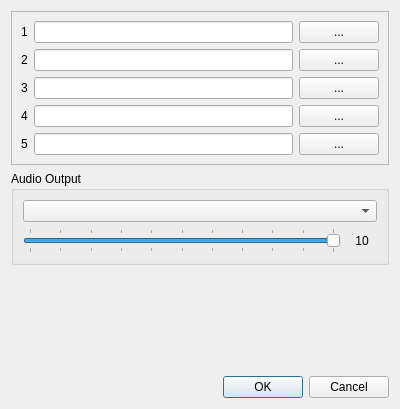
This is dialogvoicekeyer.ui in PianetaRadio/CatRadio as Qt 5 draws it before an edit. The edited form follows.
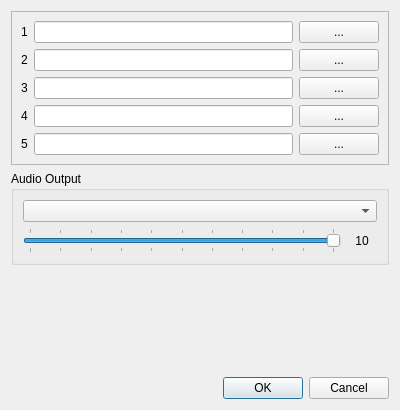
This is the edited form.

Patch:
```diff
--- a/dialogvoicekeyer.ui
+++ b/dialogvoicekeyer.ui
@@ -7,7 +7,7 @@
     <x>0</x>
     <y>0</y>
     <width>400</width>
-    <height>409</height>
+    <height>410</height>
    </rect>
   </property>
   <property name="windowTitle">
```
